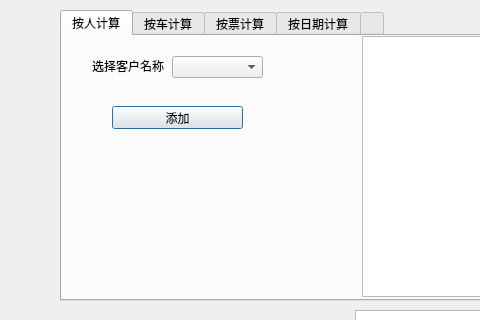
This is ui/account_results.ui in leexuehan/ParamGenerator as Qt 5 draws it before an edit; both pictures show x 0 to 480 and y 0 to 320 of the 708 by 692 pixel window. The edited form follows.
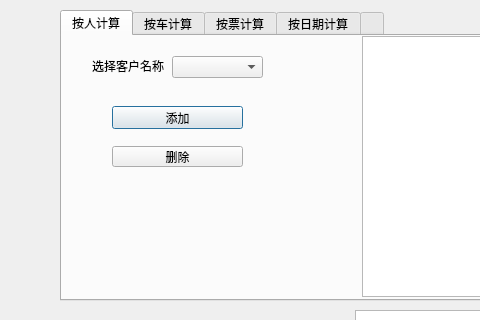
This is the edited form.

Commit message: 完善计算组件

```diff
--- a/ui/account_results.ui
+++ b/ui/account_results.ui
@@ -75,6 +75,19 @@
       </rect>
      </property>
     </widget>
+    <widget class="QPushButton" name="pushButton">
+     <property name="geometry">
+      <rect>
+       <x>50</x>
+       <y>110</y>
+       <width>131</width>
+       <height>21</height>
+      </rect>
+     </property>
+     <property name="text">
+      <string>删除</string>
+     </property>
+    </widget>
    </widget>
    <widget class="QWidget" name="tab_3">
     <property name="whatsThis">
```
Left out of the diff: 34 changed lines with no effect on the pictures. The commit also changes 2 other files.
